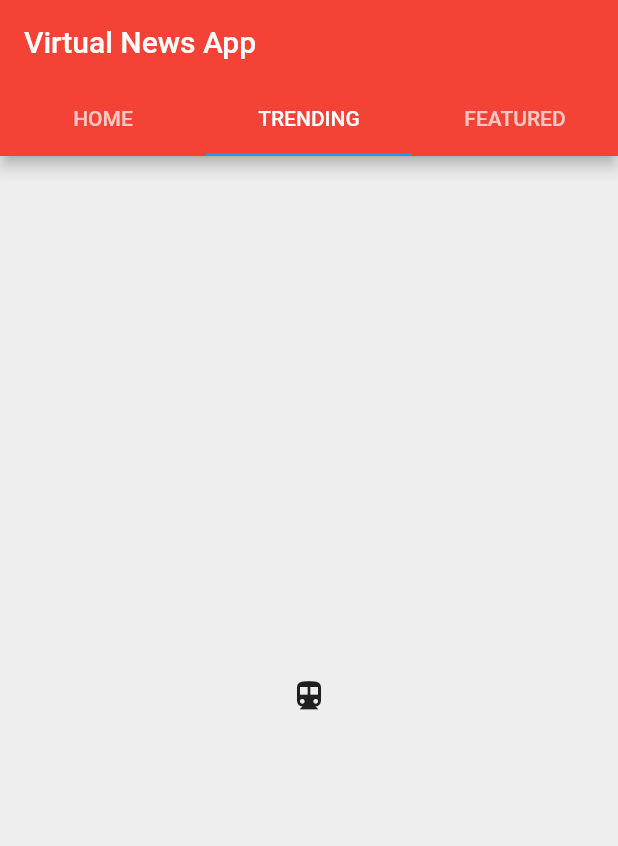
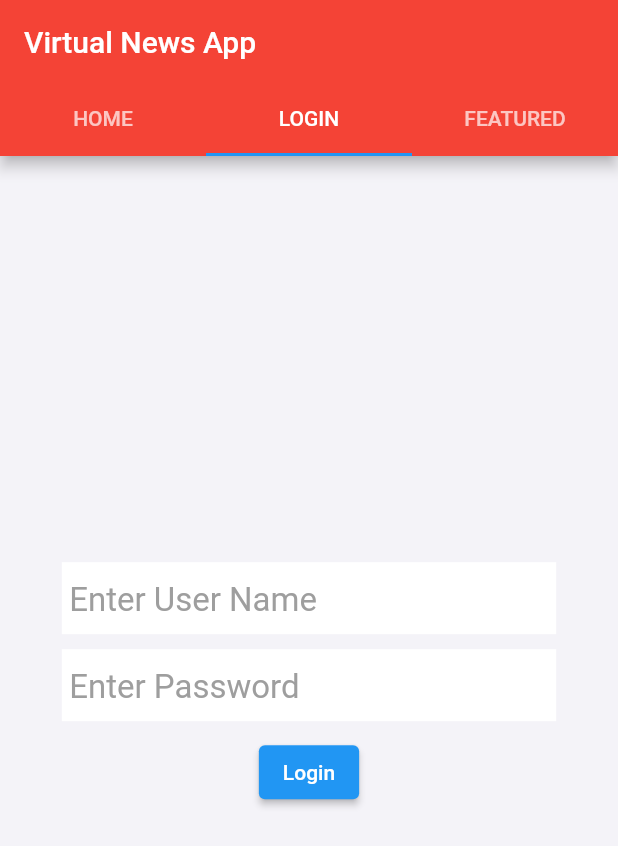
Before and after one commit to Ejaj-Ahamed/virtual-news-app, a Flutter app: the screen it shows after launch, tab 2 chosen, on a phone screen of 412 x 824 dp. Shown: the top 846 px of the screen. Run offline on Flutter 3.47's test engine with Material 2 defaults, Android fonts, the phone set to English and light mode, and no system bars; our stand-ins replace get, shimmer; network calls fail.

Commit message:
login page added

```diff
--- a/lib/Screens/Home/Bindings/HomeBinding.dart
+++ b/lib/Screens/Home/Bindings/HomeBinding.dart
@@ -1,9 +1,11 @@
 import 'package:get/get.dart';
 import 'package:virtual_news_app/Screens/NewsScreen/Controller/NewsController.dart';
+import 'package:virtual_news_app/Services/Constants.dart';
 
 class HomeBinding implements Bindings {
   @override
   void dependencies() {
     Get.put<NewsController>(NewsController());
+    Get.put<Constants>(Constants());
   }
 }
--- a/lib/Screens/Home/View/HomeView.dart
+++ b/lib/Screens/Home/View/HomeView.dart
@@ -1,4 +1,5 @@
 import 'package:flutter/material.dart';
+import 'package:virtual_news_app/Screens/Login/View/LoginView.dart';
 import 'package:virtual_news_app/Screens/NewsScreen/View/NewsView.dart';
 
 class HomeView extends StatefulWidget {
@@ -18,7 +19,7 @@ class _HomeViewState extends State<HomeView> {
           bottom: TabBar(
             tabs: [
               Tab(text: "HOME"),
-              Tab(text: "TRENDING"),
+              Tab(text: "LOGIN"),
               Tab(text: "FEATURED"),
             ],
           ),
@@ -27,7 +28,7 @@ class _HomeViewState extends State<HomeView> {
         body: TabBarView(
           children: [
             NewsView(),
-            Icon(Icons.directions_transit),
+            LoginVIew(),
             Icon(Icons.directions_bike),
           ],
         ),
--- /dev/null
+++ b/lib/Screens/Login/View/LoginView.dart
@@ -0,0 +1,81 @@
+import 'package:flutter/material.dart';
+import 'package:get/get.dart';
+import 'package:virtual_news_app/Services/Constants.dart';
+
+Constants constants = Get.find();
+
+class LoginVIew extends StatefulWidget {
+  const LoginVIew({Key? key}) : super(key: key);
+
+  @override
+  _LoginVIewState createState() => _LoginVIewState();
+}
+
+class _LoginVIewState extends State<LoginVIew> {
+  @override
+  Widget build(BuildContext context) {
+    return Scaffold(
+      body: SafeArea(
+        child: SingleChildScrollView(
+          child: ConstrainedBox(
+            constraints: BoxConstraints(
+                minHeight: MediaQuery.of(context).size.height * 0.9,
+                minWidth: MediaQuery.of(context).size.width),
+            child: Container(
+              height: MediaQuery.of(context).size.height * 0.6,
+              width: MediaQuery.of(context).size.width,
+              color: constants.getColorFromHex("#f4f3f8"),
+              child: Center(
+                child: Container(
+                  height: 200,
+                  width: MediaQuery.of(context).size.width * 0.8,
+                  child: Column(
+                    children: [
+                      Container(
+                        color: Colors.white,
+                        child: TextField(
+                          textAlign: TextAlign.left,
+                          decoration: InputDecoration(
+                            contentPadding: EdgeInsets.all(5.0),
+                            border: InputBorder.none,
+                            hintText: "Enter User Name",
+                            hintStyle:
+                                TextStyle(color: Colors.grey, fontSize: 22),
+                          ),
+                          style: TextStyle(
+                            fontSize: 25,
+                            color: Colors.grey,
+                          ),
+                        ),
+                      ),
+                      Padding(padding: EdgeInsets.all(5.0)),
+                      Container(
+                        color: Colors.white,
+                        child: TextField(
+                          textAlign: TextAlign.left,
+                          decoration: InputDecoration(
+                            contentPadding: EdgeInsets.all(5.0),
+                            border: InputBorder.none,
+                            hintText: "Enter Password",
+                            hintStyle:
+                                TextStyle(color: Colors.grey, fontSize: 22),
+                          ),
+                          style: TextStyle(
+                            fontSize: 25,
+                            color: Colors.grey,
+                          ),
+                        ),
+                      ),
+                      Padding(padding: EdgeInsets.all(5.0)),
+                      ElevatedButton(onPressed: () {}, child: Text("Login"))
+                    ],
+                  ),
+                ),
+              ),
+            ),
+          ),
+        ),
+      ),
+    );
+  }
+}
--- a/lib/Screens/NewsScreen/View/NewsCard.dart
+++ b/lib/Screens/NewsScreen/View/NewsCard.dart
@@ -1,6 +1,9 @@
 import 'package:flutter/material.dart';
+import 'package:get/get.dart';
 import 'package:virtual_news_app/Screens/NewsScreen/Model/NewsModel.dart';
 import 'package:virtual_news_app/Services/Constants.dart';
+
+Constants constants = Get.find();
 
 class NewsCard extends StatefulWidget {
   final NewsModel newsModel;
@@ -17,7 +20,7 @@ class _NewsCardState extends State<NewsCard> {
       margin: EdgeInsets.only(top: 10, bottom: 10),
       decoration: BoxDecoration(
         borderRadius: BorderRadius.circular(5.0),
-        color: Constants.getColorFromHex("#FFFFFF"),
+        color: constants.getColorFromHex("#FFFFFF"),
         boxShadow: [
           BoxShadow(
             color: Colors.grey,
--- a/lib/Services/Constants.dart
+++ b/lib/Services/Constants.dart
@@ -1,11 +1,15 @@
 import 'package:flutter/material.dart';
+import 'package:get/get.dart';
 
-class Constants {
-  static Color getColorFromHex(String hexColor) {
+class Constants extends GetxController {
+  Color getColorFromHex(String hexColor) {
     hexColor = hexColor.toUpperCase().replaceAll("#", "");
     if (hexColor.length == 6) {
       hexColor = "FF" + hexColor;
     }
     return Color(int.parse(hexColor, radix: 16));
   }
+
+  String notFoundImage =
+      "https://www.thermaxglobal.com/wp-content/uploads/2020/05/image-not-found.jpg";
 }
```
Also changed, not shown: lib/Screens/NewsScreen/Controller/NewsController.dart (+5 -2 lines), lib/Screens/NewsScreen/View/ShimmerNewsCard.dart (+14 -11 lines).
